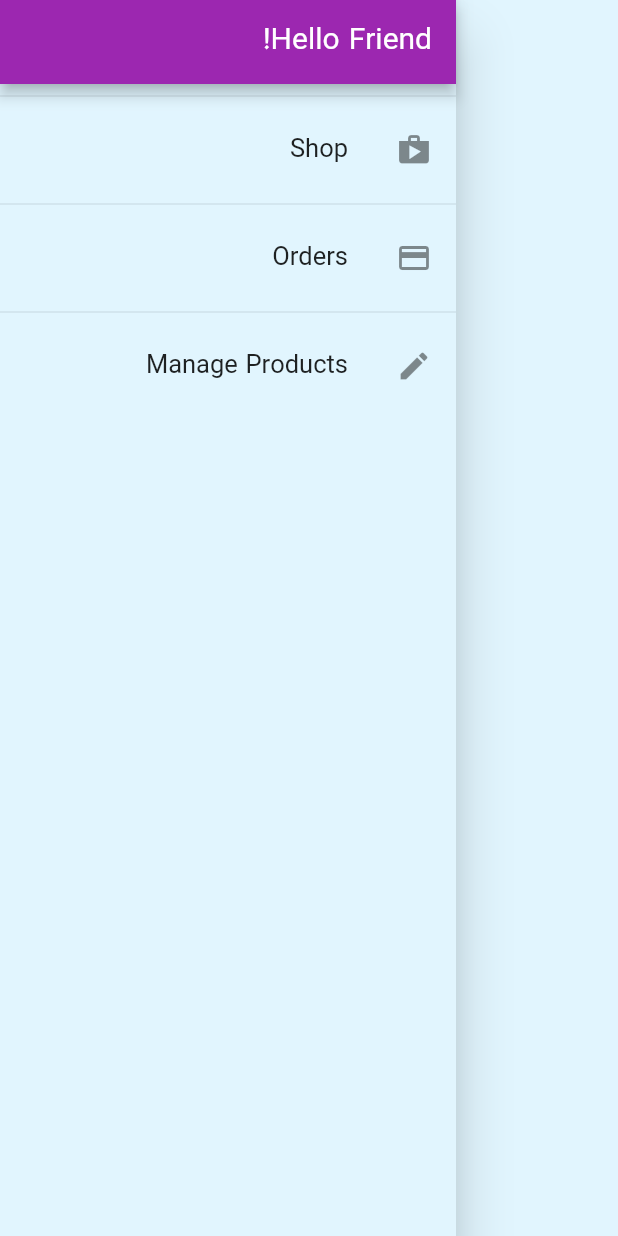
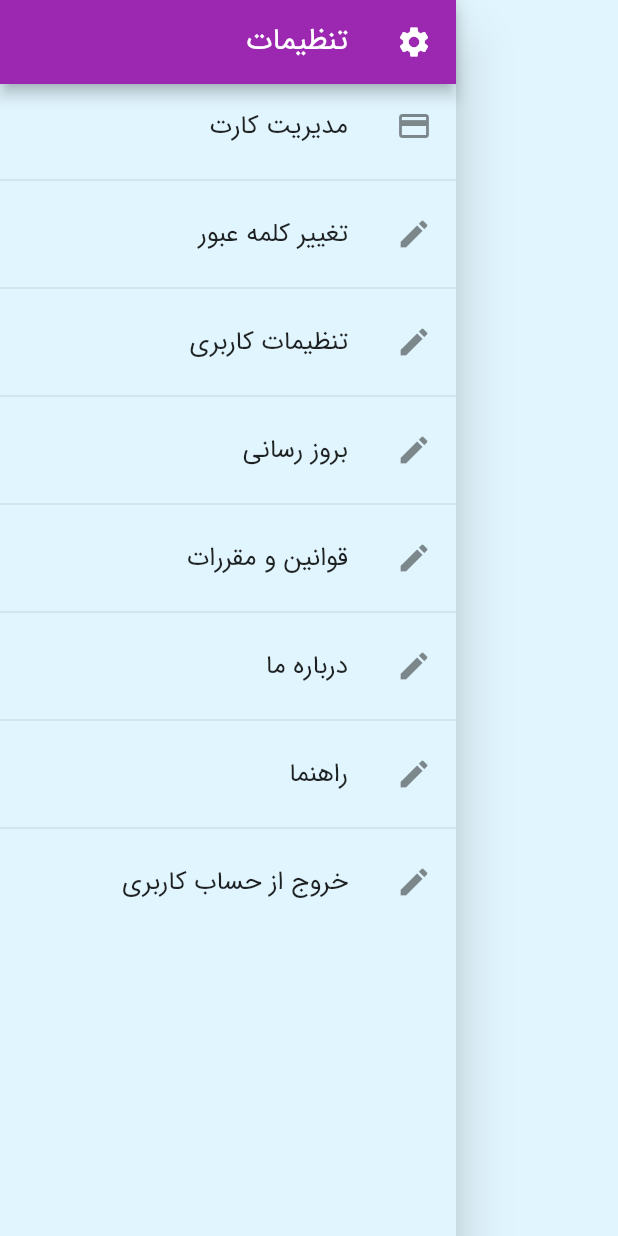
Before and after one commit to hossein-khanmirzaei/lottery, a Flutter app: the AppDrawer widget shown alone on an empty page, opened directly, on a phone screen of 412 x 824 dp. Run offline on Flutter 3.47's test engine with Material 2 defaults, Android fonts, the phone set to English and light mode, and no system bars; our stand-ins replace shared_preferences; accounts and stored records are empty; network calls fail.

Commit message:
(98-07-16 11:59 PM)

```diff
--- a/lib/main.dart
+++ b/lib/main.dart
@@ -49,8 +49,8 @@ class MyApp extends StatelessWidget {
             canvasColor: Colors.lightBlue[50],
             fontFamily: 'IRANSans',
           ),
-          home: auth.isAuth ? OverviewScreen() : StartScreen(),
-          //home: OverviewScreen(),
+          //home: auth.isAuth ? OverviewScreen() : StartScreen(),
+          home: OverviewScreen(),
           routes: {
             // ProductDetailScreen.routeName: (ctx) => ProductDetailScreen(),
             SignupScreen.routeName: (ctx) => SignupScreen(),
--- a/lib/widgets/app_drawer.dart
+++ b/lib/widgets/app_drawer.dart
@@ -4,24 +4,17 @@ class AppDrawer extends StatelessWidget {
   @override
   Widget build(BuildContext context) {
     return Drawer(
+      child: SingleChildScrollView(
         child: Column(
           children: <Widget>[
             AppBar(
-            title: Text('Hello Friend!'),
+              leading: Icon(Icons.settings),
+              title: Text('تنظیمات'),
               automaticallyImplyLeading: false,
             ),
-          Divider(),
-          ListTile(
-            leading: Icon(Icons.shop),
-            title: Text('Shop'),
-            onTap: () {
-              Navigator.of(context).pushReplacementNamed('/');
-            },
-          ),
-          Divider(),
             ListTile(
               leading: Icon(Icons.payment),
-            title: Text('Orders'),
+              title: Text('مدیریت کارت'),
               onTap: () {
                 //Navigator.of(context).pushReplacementNamed(OrdersScreen.routeName);
               },
@@ -29,13 +22,62 @@ class AppDrawer extends StatelessWidget {
             Divider(),
             ListTile(
               leading: Icon(Icons.edit),
-            title: Text('Manage Products'),
+              title: Text('تغییر کلمه عبور'),
+              onTap: () {
+                //Navigator.of(context).pushReplacementNamed(UserProductsScreen.routeName);
+              },
+            ),
+            Divider(),
+            ListTile(
+              leading: Icon(Icons.edit),
+              title: Text('تنظیمات کاربری'),
+              onTap: () {
+                //Navigator.of(context).pushReplacementNamed(UserProductsScreen.routeName);
+              },
+            ),
+            Divider(),
+            ListTile(
+              leading: Icon(Icons.edit),
+              title: Text('بروز رسانی'),
+              onTap: () {
+                //Navigator.of(context).pushReplacementNamed(UserProductsScreen.routeName);
+              },
+            ),
+            Divider(),
+            ListTile(
+              leading: Icon(Icons.edit),
+              title: Text('قوانین و مقررات'),
+              onTap: () {
+                //Navigator.of(context).pushReplacementNamed(UserProductsScreen.routeName);
+              },
+            ),
+            Divider(),
+            ListTile(
+              leading: Icon(Icons.edit),
+              title: Text('درباره ما'),
+              onTap: () {
+                //Navigator.of(context).pushReplacementNamed(UserProductsScreen.routeName);
+              },
+            ),
+            Divider(),
+            ListTile(
+              leading: Icon(Icons.edit),
+              title: Text('راهنما'),
+              onTap: () {
+                //Navigator.of(context).pushReplacementNamed(UserProductsScreen.routeName);
+              },
+            ),
+            Divider(),
+            ListTile(
+              leading: Icon(Icons.edit),
+              title: Text('خروج از حساب کاربری'),
               onTap: () {
                 //Navigator.of(context).pushReplacementNamed(UserProductsScreen.routeName);
               },
             ),
           ],
         ),
+      ),
     );
   }
 }
```
Also changed, not shown: lib/screens/overview_screen.dart (+160 -94 lines). Lines whose indentation alone changed are shown as unchanged.
